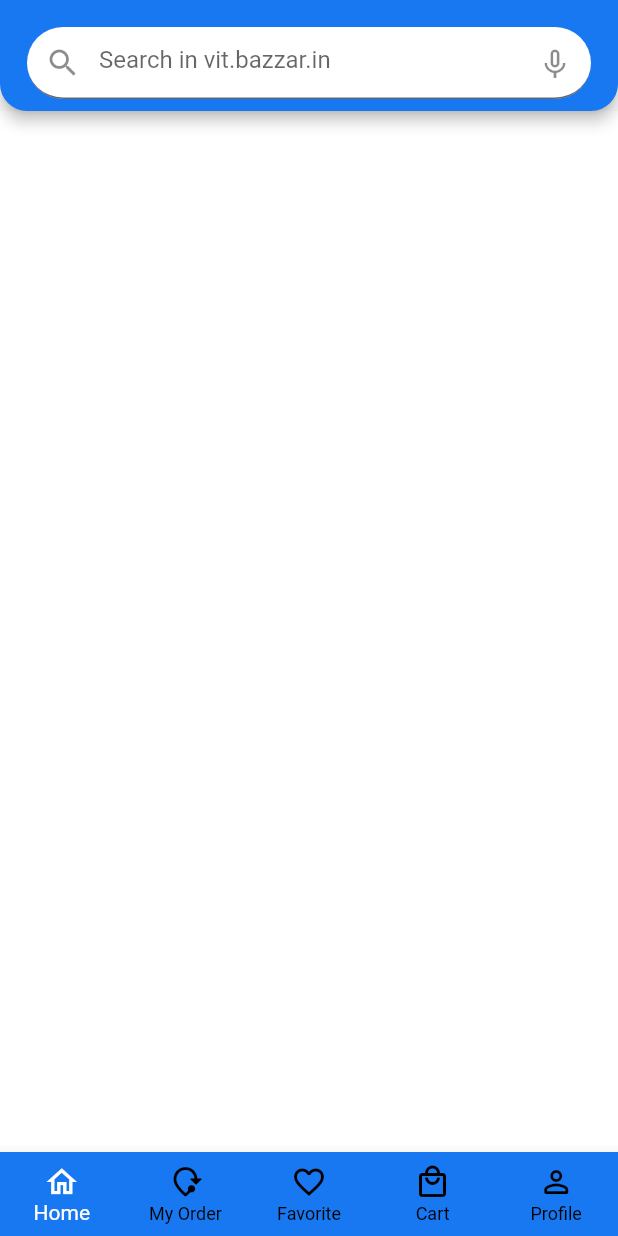
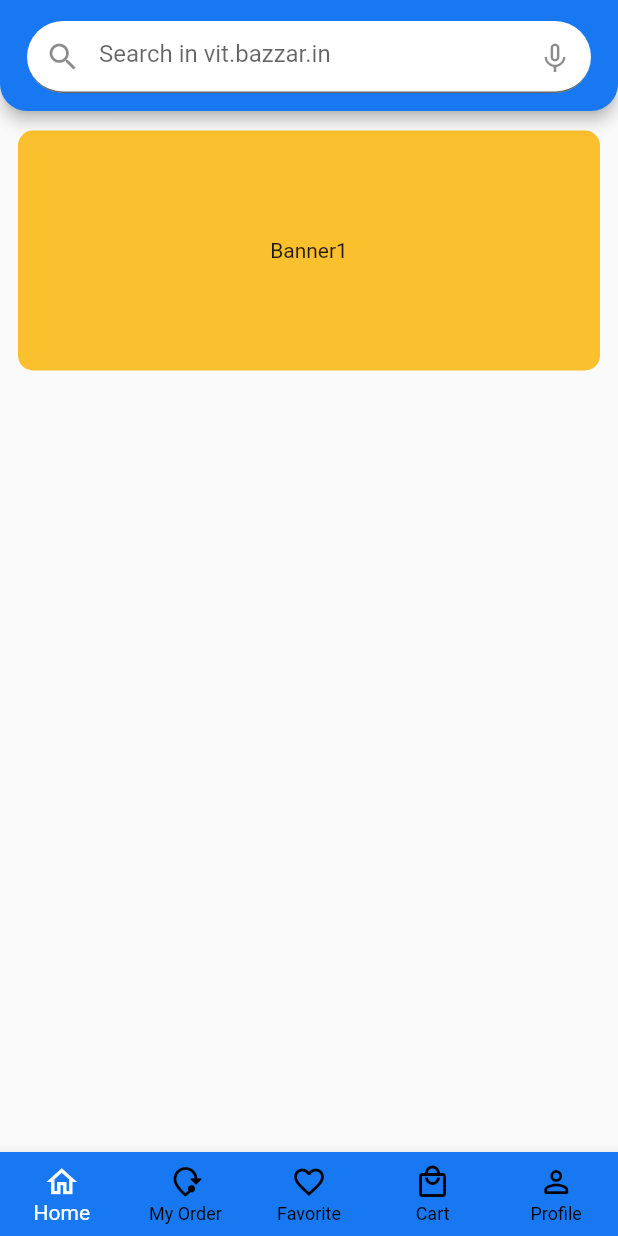
Before and after one commit to Naman-Gayakwad/vit_bazzar_app, a Flutter app: the screen it shows after launch, on a phone screen of 412 x 824 dp. Run offline on Flutter 3.47's test engine with Material 2 defaults, Android fonts, the light colour scheme and no system bars; our stand-ins replace google_fonts.

Commit message:
firebase and banner added

```diff
--- a/lib/screens/home.dart
+++ b/lib/screens/home.dart
@@ -1,4 +1,5 @@
 import 'package:flutter/material.dart';
+import 'package:vit_bazzar_app/screens/widgets/banner_widget.dart';
 
 class Home extends StatefulWidget {
   const Home({super.key});
@@ -10,8 +11,13 @@ class Home extends StatefulWidget {
 class _HomeState extends State<Home> {
   @override
   Widget build(BuildContext context) {
-    return const Scaffold(
-      backgroundColor: Colors.white,
+    return  Column(
+      children: const [
+        SizedBox(
+          height: 1,
+        ),
+        BannerWidget()
+      ],
     );
   }
 }
--- a/lib/screens/mainpage.dart
+++ b/lib/screens/mainpage.dart
@@ -41,7 +41,7 @@ class _MainPageState extends State<MainPage> {
             bottom: const PreferredSize(
               preferredSize: Size.fromHeight(18),
               child: Padding(
-                padding:  EdgeInsets.fromLTRB(18, 8, 18, 8),
+                padding:  EdgeInsets.fromLTRB(18, 13, 18, 12),
 
                 child: TextField(
 
--- /dev/null
+++ b/lib/screens/widgets/banner_widget.dart
@@ -0,0 +1,35 @@
+import 'package:flutter/src/widgets/framework.dart';
+import 'package:flutter/src/widgets/placeholder.dart';
+
+import 'package:flutter/material.dart';
+
+class BannerWidget extends StatefulWidget {
+  const BannerWidget({super.key});
+
+  @override
+  State<BannerWidget> createState() => _BannerWidgetState();
+}
+
+class _BannerWidgetState extends State<BannerWidget> {
+  @override
+  Widget build(BuildContext context) {
+    return  Padding(
+      padding: const EdgeInsets.all(12.0),
+      child: Container(
+        height: 160,
+        width: double.infinity,
+        decoration: BoxDecoration(
+          color: Colors.yellow.shade700,
+          borderRadius: BorderRadius.circular(10)
+        ),
+        child: PageView(
+          children: const [
+            Center(child: Text('Banner1')),
+            Center(child: Text('Banner2')),
+            Center(child: Text('Banner3')),
+          ],
+        ),
+      ),
+    );
+  }
+}
--- a/pubspec.yaml
+++ b/pubspec.yaml
@@ -32,6 +32,11 @@ dependencies:
     sdk: flutter
   google_fonts: ^4.0.3
   google_sign_in: ^6.1.0
+  firebase_core: ^2.10.0
+  cloud_firestore: ^4.5.3
+  firebase_auth: ^4.4.2
+  firebase_storage: ^11.1.1
+  image_picker: ^0.8.7+4
 
 
 
```
Also changed, not shown: pubspec.lock, 5 other files.
